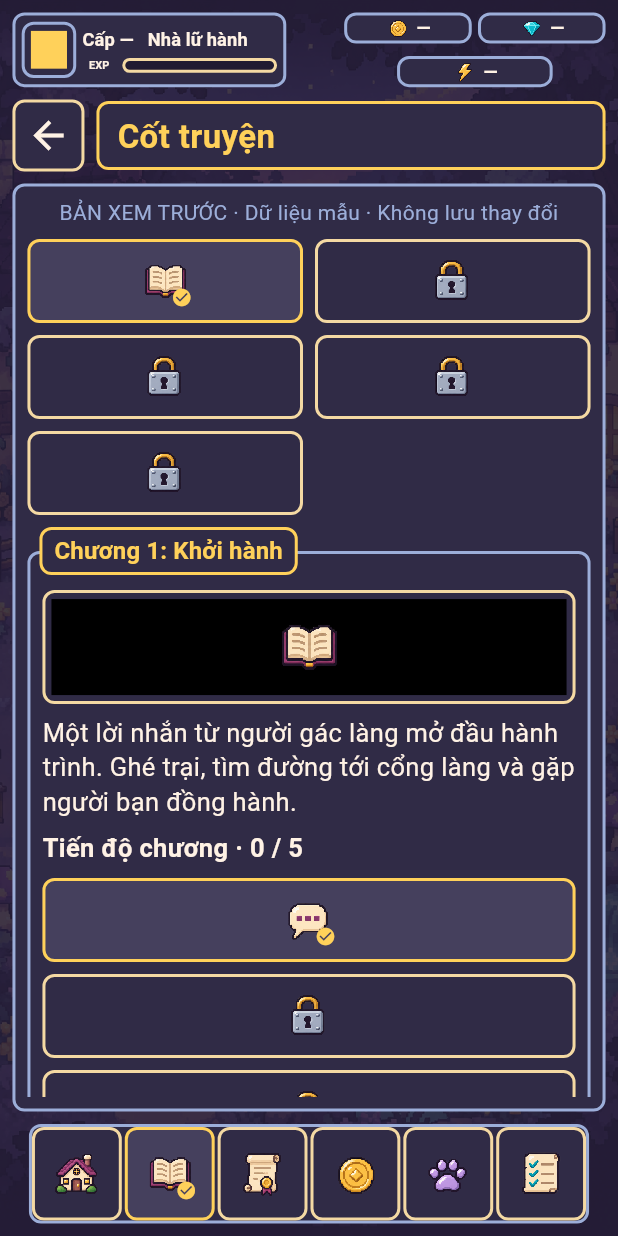
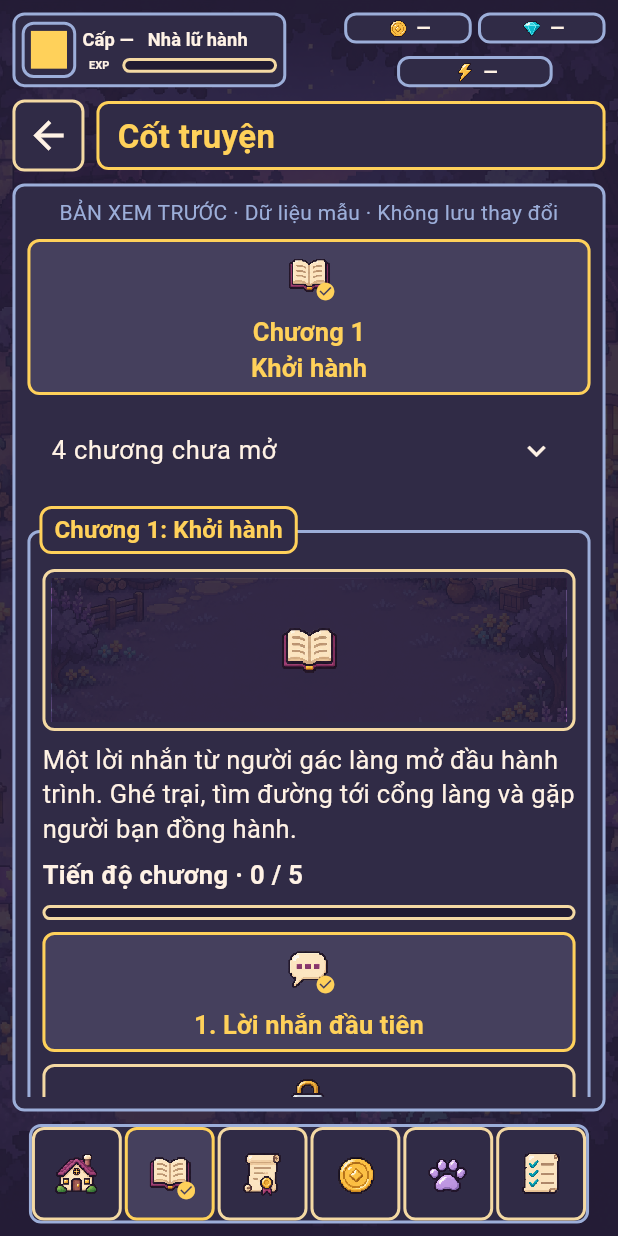
Before and after one commit to majinbaka/ham-master, a Flutter app: the screen it shows after launch, item 2 of the bottom bar chosen, on a phone screen of 412 x 824 dp. Run offline on Flutter 3.47's test engine with Material 3 defaults, Android fonts, the phone set to English and light mode, and no system bars; our stand-ins replace flutter_riverpod, go_router.

Commit message:
feat: make story chapters readable at a glance
Show names on content cards while preserving compact HUD controls. Collapse locked chapters so the current story stays near the top on phones, and reuse the twilight vignette with a clear progress track.

```diff
--- a/lib/app/presentation/menu_button.dart
+++ b/lib/app/presentation/menu_button.dart
@@ -13,12 +13,16 @@ class MenuButton extends StatelessWidget {
     this.selected = false,
     this.icon,
     this.artworkScale = 1,
+    this.showLabel = false,
     super.key,
   });
   final String label;
   final VoidCallback? onPressed;
   final bool selected;
   final PixelIconKind? icon;
+
+  /// Content cards show names; compact HUD actions keep tooltip-only labels.
+  final bool showLabel;
 
   /// Scales the icon only; border geometry compensates for the outer projection.
   final double artworkScale;
@@ -28,7 +32,7 @@ class MenuButton extends StatelessWidget {
     message: label,
     excludeFromSemantics: true,
     child: Semantics(
-      label: icon == null ? null : label,
+      label: icon == null || showLabel ? null : label,
       selected: selected,
       child: TextButton(
         style: TextButton.styleFrom(
@@ -48,7 +52,11 @@ class MenuButton extends StatelessWidget {
         onPressed: onPressed,
         child: icon == null
             ? Text(label, textAlign: TextAlign.center)
-            : Stack(
+            : Column(
+                mainAxisSize: MainAxisSize.min,
+                spacing: 8,
+                children: [
+                  Stack(
                     alignment: Alignment.center,
                     children: [
                       PixelIcon(icon!, size: 36 * artworkScale),
@@ -60,6 +68,9 @@ class MenuButton extends StatelessWidget {
                         ),
                     ],
                   ),
+                  if (showLabel) Text(label, textAlign: TextAlign.center),
+                ],
+              ),
       ),
     ),
   );
--- a/lib/app/presentation/menu_preview.dart
+++ b/lib/app/presentation/menu_preview.dart
@@ -2,8 +2,9 @@ import 'package:flutter/material.dart';
 
 import 'pixel/pixel_frame.dart';
 import 'pixel/pixel_icon.dart';
+import 'village_backdrop.dart';
 
-/// A bounded scene placeholder using the same black window as Home's minimap.
+/// Compact illustrated chapter vignette with a foreground atlas emblem.
 class MenuPreview extends StatelessWidget {
   const MenuPreview({required this.icon, super.key});
   final PixelIconKind icon;
@@ -12,10 +13,15 @@ class MenuPreview extends StatelessWidget {
   Widget build(BuildContext context) => PixelFrame(
     padding: const EdgeInsets.all(4),
     child: SizedBox(
-      height: 64,
-      child: ColoredBox(
-        color: Colors.black,
-        child: Center(child: PixelIcon(icon, size: 48)),
+      height: 96,
+      child: ClipRect(
+        child: Stack(
+          fit: StackFit.expand,
+          children: [
+            const VillageBackdrop(dimmed: true),
+            Center(child: PixelIcon(icon, size: 48)),
+          ],
+        ),
       ),
     ),
   );
--- a/lib/features/story/presentation/story_screen.dart
+++ b/lib/features/story/presentation/story_screen.dart
@@ -21,21 +21,37 @@ class StoryScreen extends StatelessWidget {
     selected: 'story',
     onNavigate: onNavigate,
     child: MenuColumns(
-      leading: MenuGrid(
+      leading: Column(
+        crossAxisAlignment: CrossAxisAlignment.stretch,
+        spacing: 8,
+        children: [
+          MenuButton(
+            label: 'Chương 1\nKhởi hành',
+            icon: PixelIconKind.story,
+            showLabel: true,
+            selected: true,
+            onPressed: () => onNavigate('story'),
+          ),
+          ExpansionTile(
+            title: const Text('4 chương chưa mở'),
+            children: [
+              MenuGrid(
                 children: [
                   for (final (index, title) in const [
-            'Khởi hành',
                     'Bên kia đồi',
                     'Lối mòn cũ',
                     'Chân trời mới',
                     'Lời kết',
                   ].indexed)
                     MenuButton(
-              label:
-                  'Chương ${index + 1}\n$title${index == 0 ? '' : '\nĐã khóa'}',
-              icon: index == 0 ? PixelIconKind.story : PixelIconKind.lock,
-              selected: index == 0,
-              onPressed: index == 0 ? () => onNavigate('story') : null,
+                      label: 'Chương ${index + 2}\n$title\nĐã khóa',
+                      showLabel: true,
+                      icon: PixelIconKind.lock,
+                      onPressed: null,
+                    ),
+                ],
+              ),
+            ],
           ),
         ],
       ),
@@ -50,6 +66,7 @@ class StoryScreen extends StatelessWidget {
               'Một lời nhắn từ người gác làng mở đầu hành trình. Ghé trại, tìm đường tới cổng làng và gặp người bạn đồng hành.',
             ),
             const Text('Tiến độ chương · 0 / 5', style: GameTypography.heading),
+            const PixelProgress(value: 0, label: 'Tiến độ chương mẫu'),
             for (final (index, title) in const [
               'Lời nhắn đầu tiên',
               'Dấu vết bên đường',
@@ -59,6 +76,7 @@ class StoryScreen extends StatelessWidget {
             ].indexed)
               MenuButton(
                 label: '${index + 1}. $title${index == 0 ? '' : ' · Đã khóa'}',
+                showLabel: true,
                 icon: index == 0 ? PixelIconKind.talk : PixelIconKind.lock,
                 selected: index == 0,
                 onPressed: index == 0 ? onStart : null,
```
Also changed, not shown: docs/art/runtime-preview/story.png, 5 other files. Lines whose indentation alone changed are shown as unchanged.
